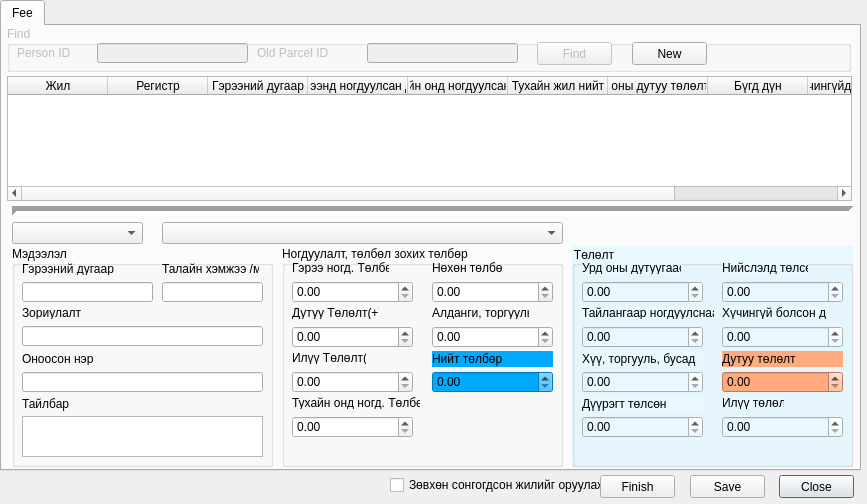
This is view/ParcelInfoFeeDialog.ui in teamlm2/lm2_mgis as Qt 5 draws it before an edit. The edited form follows.
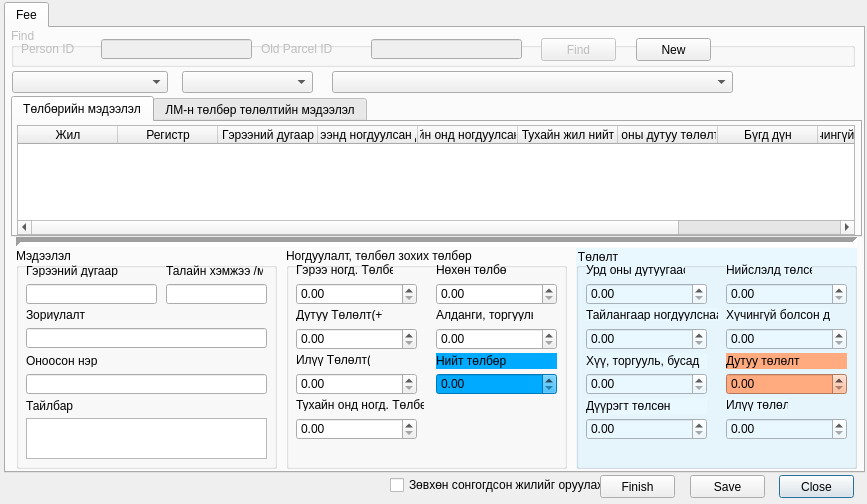
This is the edited form. Icons and pictures are not drawn.

```diff
--- a/view/ParcelInfoFeeDialog.ui
+++ b/view/ParcelInfoFeeDialog.ui
@@ -29,8 +29,8 @@
   <widget class="QTabWidget" name="tabWidget">
    <property name="geometry">
     <rect>
-     <x>0</x>
-     <y>0</y>
+     <x>4</x>
+     <y>2</y>
      <width>861</width>
      <height>471</height>
     </rect>
@@ -51,7 +51,7 @@
        <x>5</x>
        <y>0</y>
        <width>844</width>
-       <height>46</height>
+       <height>39</height>
       </rect>
      </property>
      <property name="title">
@@ -61,7 +61,7 @@
       <property name="geometry">
        <rect>
         <x>530</x>
-        <y>16</y>
+        <y>10</y>
         <width>75</width>
         <height>23</height>
        </rect>
@@ -81,7 +81,7 @@
       <property name="geometry">
        <rect>
         <x>360</x>
-        <y>17</y>
+        <y>11</y>
         <width>151</width>
         <height>20</height>
        </rect>
@@ -94,7 +94,7 @@
       <property name="geometry">
        <rect>
         <x>90</x>
-        <y>17</y>
+        <y>11</y>
         <width>151</width>
         <height>20</height>
        </rect>
@@ -104,7 +104,7 @@
       <property name="geometry">
        <rect>
         <x>10</x>
-        <y>19</y>
+        <y>13</y>
         <width>81</width>
         <height>16</height>
        </rect>
@@ -117,7 +117,7 @@
       <property name="geometry">
        <rect>
         <x>250</x>
-        <y>19</y>
+        <y>13</y>
         <width>101</width>
         <height>16</height>
        </rect>
@@ -131,7 +131,7 @@
      <property name="geometry">
       <rect>
        <x>630</x>
-       <y>16</y>
+       <y>10</y>
        <width>75</width>
        <height>23</height>
       </rect>
@@ -140,16 +140,6 @@
       <string>New</string>
      </property>
     </widget>
-    <widget class="QComboBox" name="year_cbox">
-     <property name="geometry">
-      <rect>
-       <x>10</x>
-       <y>196</y>
-       <width>131</width>
-       <height>22</height>
-      </rect>
-     </property>
-    </widget>
     <widget class="QGroupBox" name="groupBox_4">
      <property name="geometry">
       <rect>
@@ -695,9 +685,9 @@
      <property name="geometry">
       <rect>
        <x>10</x>
-       <y>170</y>
+       <y>204</y>
        <width>841</width>
-       <height>31</height>
+       <height>21</height>
       </rect>
      </property>
      <property name="styleSheet">
@@ -710,78 +700,184 @@
       <enum>Qt::Horizontal</enum>
      </property>
     </widget>
+    <widget class="QTabWidget" name="tabWidget_2">
+     <property name="geometry">
+      <rect>
+       <x>5</x>
+       <y>68</y>
+       <width>851</width>
+       <height>141</height>
+      </rect>
+     </property>
+     <property name="currentIndex">
+      <number>0</number>
+     </property>
+     <widget class="QWidget" name="tab_3">
+      <attribute name="title">
+       <string>Төлбөрийн мэдээлэл</string>
+      </attribute>
+      <widget class="QTableWidget" name="paid_twidget_2">
+       <property name="geometry">
+        <rect>
+         <x>4</x>
+         <y>3</y>
+         <width>838</width>
+         <height>110</height>
+        </rect>
+       </property>
+       <property name="sortingEnabled">
+        <bool>true</bool>
+       </property>
+       <column>
+        <property name="text">
+         <string>Жил</string>
+        </property>
+       </column>
+       <column>
+        <property name="text">
+         <string>Регистр</string>
+        </property>
+       </column>
+       <column>
+        <property name="text">
+         <string>Гэрээний дугаар</string>
+        </property>
+       </column>
+       <column>
+        <property name="text">
+         <string>Гэрээнд ногдуулсан дүн</string>
+        </property>
+       </column>
+       <column>
+        <property name="text">
+         <string>Тухайн онд ногдуулсан дүн</string>
+        </property>
+       </column>
+       <column>
+        <property name="text">
+         <string>Тухайн жил нийт</string>
+        </property>
+       </column>
+       <column>
+        <property name="text">
+         <string>Урд оны дутуу төлөлтөөс</string>
+        </property>
+       </column>
+       <column>
+        <property name="text">
+         <string>Бүгд дүн</string>
+        </property>
+       </column>
+       <column>
+        <property name="text">
+         <string>Хүчингүйд тооцсон дүн</string>
+        </property>
+       </column>
+       <column>
+        <property name="text">
+         <string>Тайлан оны илүү, дутуу төлөлт </string>
+        </property>
+       </column>
+      </widget>
+     </widget>
+     <widget class="QWidget" name="tab_2">
+      <attribute name="title">
+       <string>ЛМ-н төлбөр төлөлтийн мэдээлэл</string>
+      </attribute>
+      <widget class="QTableWidget" name="paid_twidget">
+       <property name="geometry">
+        <rect>
+         <x>4</x>
+         <y>3</y>
+         <width>838</width>
+         <height>110</height>
+        </rect>
+       </property>
+       <property name="sortingEnabled">
+        <bool>true</bool>
+       </property>
+       <column>
+        <property name="text">
+         <string>Жил</string>
+        </property>
+       </column>
+       <column>
+        <property name="text">
+         <string>Регистр</string>
+        </property>
+       </column>
+       <column>
+        <property name="text">
+         <string>Гэрээний дугаар</string>
+        </property>
+       </column>
+       <column>
+        <property name="text">
+         <string>Гэрээнд ногдуулсан дүн</string>
+        </property>
+       </column>
+       <column>
+        <property name="text">
+         <string>Тухайн онд ногдуулсан дүн</string>
+        </property>
+       </column>
+       <column>
+        <property name="text">
+         <string>Тухайн жил нийт</string>
+        </property>
+       </column>
+       <column>
+        <property name="text">
+         <string>Урд оны дутуу төлөлтөөс</string>
+        </property>
+       </column>
+       <column>
+        <property name="text">
+         <string>Бүгд дүн</string>
+        </property>
+       </column>
+       <column>
+        <property name="text">
+         <string>Хүчингүйд тооцсон дүн</string>
+        </property>
+       </column>
+       <column>
+        <property name="text">
+         <string>Тайлан оны илүү, дутуу төлөлт </string>
+        </property>
+       </column>
+      </widget>
+     </widget>
+    </widget>
     <widget class="QComboBox" name="object_cbox">
      <property name="geometry">
       <rect>
-       <x>160</x>
-       <y>196</y>
+       <x>326</x>
+       <y>43</y>
        <width>401</width>
        <height>22</height>
       </rect>
      </property>
     </widget>
-    <widget class="QTableWidget" name="paid_twidget">
+    <widget class="QComboBox" name="year_cbox">
      <property name="geometry">
       <rect>
-       <x>5</x>
-       <y>50</y>
-       <width>845</width>
-       <height>125</height>
+       <x>176</x>
+       <y>43</y>
+       <width>131</width>
+       <height>22</height>
       </rect>
      </property>
-     <property name="sortingEnabled">
-      <bool>true</bool>
+    </widget>
+    <widget class="QComboBox" name="comboBox">
+     <property name="geometry">
+      <rect>
+       <x>6</x>
+       <y>43</y>
+       <width>156</width>
+       <height>22</height>
+      </rect>
      </property>
-     <column>
-      <property name="text">
-       <string>Жил</string>
-      </property>
-     </column>
-     <column>
-      <property name="text">
-       <string>Регистр</string>
-      </property>
-     </column>
-     <column>
-      <property name="text">
-       <string>Гэрээний дугаар</string>
-      </property>
-     </column>
-     <column>
-      <property name="text">
-       <string>Гэрээнд ногдуулсан дүн</string>
-      </property>
-     </column>
-     <column>
-      <property name="text">
-       <string>Тухайн онд ногдуулсан дүн</string>
-      </property>
-     </column>
-     <column>
-      <property name="text">
-       <string>Тухайн жил нийт</string>
-      </property>
-     </column>
-     <column>
-      <property name="text">
-       <string>Урд оны дутуу төлөлтөөс</string>
-      </property>
-     </column>
-     <column>
-      <property name="text">
-       <string>Бүгд дүн</string>
-      </property>
-     </column>
-     <column>
-      <property name="text">
-       <string>Хүчингүйд тооцсон дүн</string>
-      </property>
-     </column>
-     <column>
-      <property name="text">
-       <string>Тайлан оны илүү, дутуу төлөлт </string>
-      </property>
-     </column>
     </widget>
    </widget>
   </widget>
```
Left out of the diff: 15 changed lines with no effect on the pictures.
